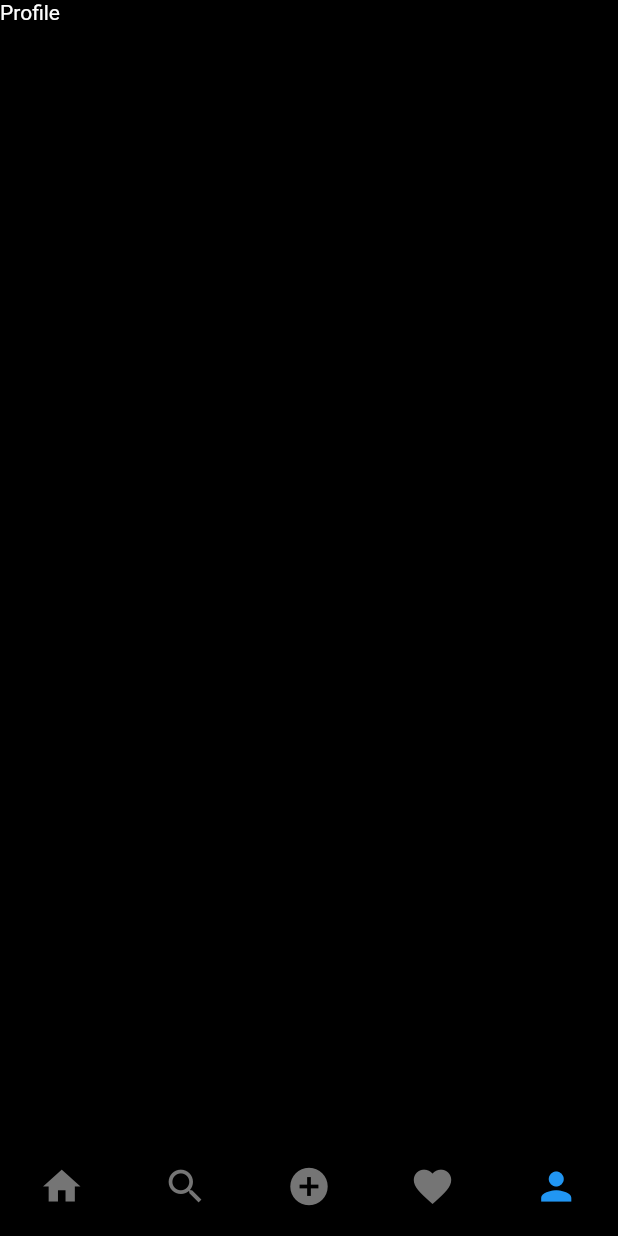
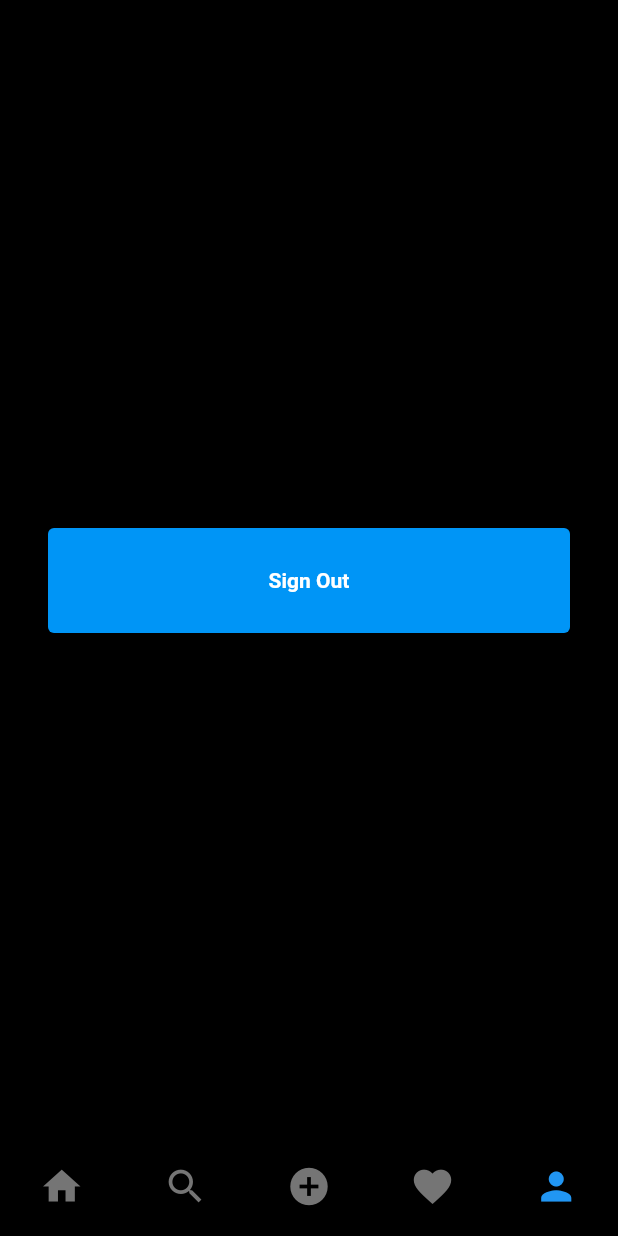
Before and after one commit to verum-orbital/verum-flutter, a Flutter app: the screen it shows once a user with an empty profile is signed in, swiped to page 5, on a phone screen of 412 x 824 dp. Run offline on Flutter 3.47's test engine with Material 2 defaults, Android fonts, the phone set to English and light mode, and no system bars; our stand-ins replace cloud_firestore, firebase_auth, firebase_core, firebase_storage, flutter_svg, image_picker; missing offline and left inert: cloud_firestore_web, firebase_auth_web, firebase_core_web, firebase_storage_web, image_picker_for_web; accounts and stored records are empty.

Commit message:
Create profile screen with sign out function

```diff
--- /dev/null
+++ b/lib/screens/profile_screen.dart
@@ -0,0 +1,54 @@
+import 'package:flutter/material.dart';
+import 'package:flutter/src/foundation/key.dart';
+import 'package:flutter/src/widgets/framework.dart';
+import 'package:verum_flutter/resources/auth_methods.dart';
+import 'package:verum_flutter/screens/login_screen.dart';
+import 'package:verum_flutter/utils/colors.dart';
+
+import '../responsive/mobile_screen_layout.dart';
+import '../responsive/responsive_layout_screen.dart';
+import '../responsive/web_screen_layout.dart';
+
+class ProfileScreen extends StatefulWidget {
+  const ProfileScreen({Key? key}) : super(key: key);
+
+  @override
+  State<ProfileScreen> createState() => _ProfileScreenState();
+}
+
+class _ProfileScreenState extends State<ProfileScreen> {
+  void signOutUser() async {
+    await AuthMethods().signOut();
+    Navigator.of(context)
+        .push(MaterialPageRoute(builder: (context) => const LoginScreen()));
+  }
+
+  @override
+  Widget build(BuildContext context) {
+    return Scaffold(
+        body: SafeArea(
+            child: Container(
+      padding: const EdgeInsets.symmetric(horizontal: 32),
+      width: double.infinity,
+      child: Center(
+        child: InkWell(
+          onTap: signOutUser,
+          child: Container(
+            child: const Text(
+              "Sign Out",
+              style: TextStyle(fontWeight: FontWeight.bold),
+            ),
+            width: double.infinity,
+            height: 70,
+            alignment: Alignment.center,
+            padding: const EdgeInsets.symmetric(vertical: 12),
+            decoration: const ShapeDecoration(
+                shape: RoundedRectangleBorder(
+                    borderRadius: BorderRadius.all(Radius.circular(4))),
+                color: blueColor),
+          ),
+        ),
+      ),
+    )));
+  }
+}
--- a/lib/utils/global_variables.dart
+++ b/lib/utils/global_variables.dart
@@ -2,6 +2,7 @@ import 'package:flutter/material.dart';
 import 'package:verum_flutter/models/user.dart';
 import 'package:verum_flutter/screens/add_post_screen.dart';
 import 'package:verum_flutter/screens/feed_screen.dart';
+import 'package:verum_flutter/screens/profile_screen.dart';
 
 const webScreenWidth = 600;
 const placeholderAvatarImageURL =
@@ -13,5 +14,5 @@ const homeScreenWidgets = [
   Text('Search'),
   AddPostScreen(),
   Text('Notifications'),
-  Text('Profile'),
+  ProfileScreen(),
 ];
```
Also changed, not shown: 2 other files.
